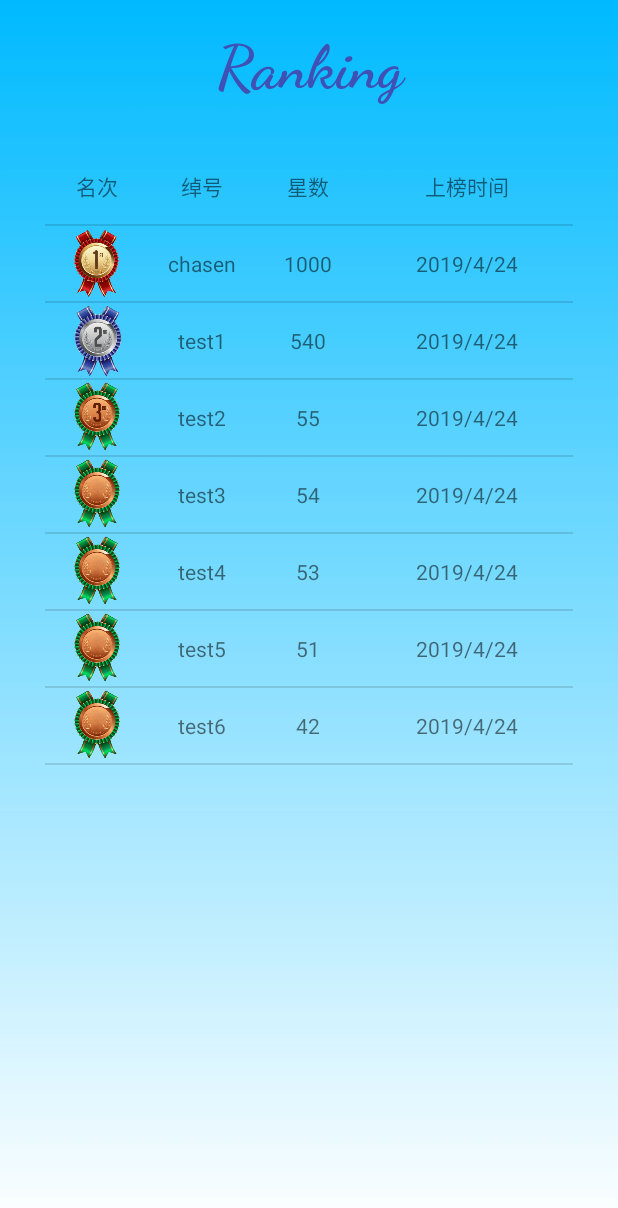
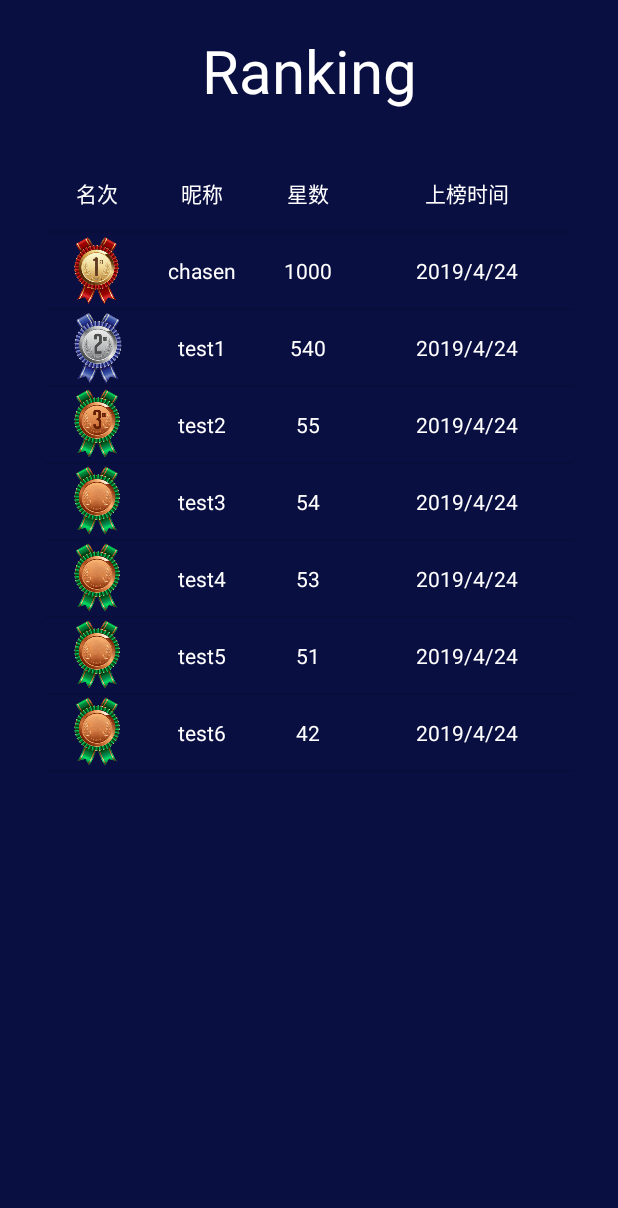
Before and after one commit to willowxh/SimpleMaze, an Android app: the RankActivity screen opened directly, with no data from a screen before it, on a phone screen of 412 x 824 dp. Shown: the top 1208 px of the screen. Run offline under Robolectric (Android 15) with nearby library versions, the phone set to English and light mode, and no system bars; Roboto replaces fonts that are not available here.

Commit message:
ice mode调整，整体界面调整

```diff
--- a/app/src/main/java/com/maze/simplemaze/RankActivity.java
+++ b/app/src/main/java/com/maze/simplemaze/RankActivity.java
@@ -5,6 +5,7 @@ import android.database.sqlite.SQLiteDatabase;
 import android.support.v7.app.AppCompatActivity;
 import android.os.Bundle;
 import android.view.View;
+import android.view.WindowManager;
 import android.widget.ListView;
 
 import java.util.LinkedList;
@@ -20,6 +21,7 @@ public class RankActivity extends AppCompatActivity {
     @Override
     protected void onCreate(Bundle savedInstanceState) {
         super.onCreate(savedInstanceState);
+        getWindow().setFlags(WindowManager.LayoutParams. FLAG_FULLSCREEN , WindowManager.LayoutParams. FLAG_FULLSCREEN);
         setContentView(R.layout.activity_rank);
         lv = findViewById(R.id.list_view);
         myDBHelper = new DataBaseHelper(this, "rank", null, 1);
--- a/app/src/main/res/layout/activity_main.xml
+++ b/app/src/main/res/layout/activity_main.xml
@@ -25,7 +25,7 @@
     <LinearLayout
         android:layout_width="wrap_content"
         android:layout_height="wrap_content"
-        android:layout_marginTop="200dp"
+        android:layout_marginTop="100dp"
         android:orientation="horizontal"
         android:layout_gravity="center">
 
@@ -40,7 +40,7 @@
             android:id="@+id/rank"
             android:layout_width="50dp"
             android:layout_height="50dp"
-            android:src="@drawable/rank"/>
+            android:src="@drawable/rank4"/>
 
     </LinearLayout>
 
--- a/app/src/main/res/layout/activity_rank.xml
+++ b/app/src/main/res/layout/activity_rank.xml
@@ -5,19 +5,17 @@
     android:layout_width="match_parent"
     android:layout_height="match_parent"
     tools:context=".RankActivity"
-    android:background="@drawable/bg_rank"
+    android:background="@drawable/menu"
     android:orientation="vertical">
 
     <TextView
         android:layout_width="match_parent"
         android:layout_height="wrap_content"
         android:layout_marginTop="20dp"
-        android:fontFamily="cursive"
         android:gravity="center"
         android:text="Ranking"
-        android:textColor="#3F51B5"
-        android:textSize="40sp"
-        android:textStyle="bold" />
+        android:textColor="#fff"
+        android:textSize="40sp" />
     <ListView
         android:layout_width="match_parent"
         android:layout_height="match_parent"
--- a/app/src/main/res/layout/rank_item.xml
+++ b/app/src/main/res/layout/rank_item.xml
@@ -8,24 +8,27 @@
         android:layout_width="0px"
         android:layout_height="50dp"
         android:gravity="center"
-        android:layout_weight="1"/>
+        android:layout_weight="1" />
     <TextView
         android:id="@+id/uname"
         android:layout_width="0px"
         android:layout_height="50dp"
         android:gravity="center"
-        android:layout_weight="1"/>
+        android:layout_weight="1"
+        android:textColor="#fff"/>
     <TextView
         android:id="@+id/ustars"
         android:layout_width="0px"
         android:layout_height="50dp"
         android:gravity="center"
-        android:layout_weight="1"/>
+        android:layout_weight="1"
+        android:textColor="#fff"/>
     <TextView
         android:id="@+id/udate"
         android:layout_width="0px"
         android:layout_height="50dp"
         android:gravity="center"
-        android:layout_weight="2"/>
+        android:layout_weight="2"
+        android:textColor="#fff"/>
 
 </LinearLayout>
--- a/app/src/main/res/layout/table_header.xml
+++ b/app/src/main/res/layout/table_header.xml
@@ -9,27 +9,31 @@
         android:layout_height="50dp"
         android:gravity="center"
         android:text="名次"
-        android:layout_weight="1"/>
+        android:layout_weight="1"
+        android:textColor="#fff"/>
     <TextView
         android:id="@+id/uname"
         android:layout_width="0px"
         android:layout_height="50dp"
         android:gravity="center"
-        android:text="绰号"
-        android:layout_weight="1"/>
+        android:text="昵称"
+        android:layout_weight="1"
+        android:textColor="#fff"/>
     <TextView
         android:id="@+id/ustars"
         android:layout_width="0px"
         android:layout_height="50dp"
         android:gravity="center"
         android:text="星数"
-        android:layout_weight="1"/>
+        android:layout_weight="1"
+        android:textColor="#fff"/>
     <TextView
         android:id="@+id/udate"
         android:layout_width="0px"
         android:layout_height="50dp"
         android:gravity="center"
         android:text="上榜时间"
-        android:layout_weight="2"/>
+        android:layout_weight="2"
+        android:textColor="#fff"/>
 
 </LinearLayout>
--- a/app/src/main/res/values/colors.xml
+++ b/app/src/main/res/values/colors.xml
@@ -1,7 +1,7 @@
 <?xml version="1.0" encoding="utf-8"?>
 <resources>
-    <color name="colorPrimary">#008577</color>
-    <color name="colorPrimaryDark">#00574B</color>
+    <color name="colorPrimary">#03A9F4</color>
+    <color name="colorPrimaryDark">#03A9F4</color>
     <color name="colorAccent">#D81B60</color>
     <color name="cardBackground">#EEEEEE</color>
     <color name="cardTag">#DCDCDC</color>
```
Also changed, not shown: app/src/main/java/com/maze/simplemaze/GameActivity.java (+22 -3 lines), app/src/main/java/com/maze/simplemaze/GameView.java (+8 -6 lines), app/src/main/res/layout/activity_game.xml (+19 -7 lines), app/src/main/res/drawable/black_right_arrow.png (added), app/src/main/res/drawable/right_arrow.png (added).
